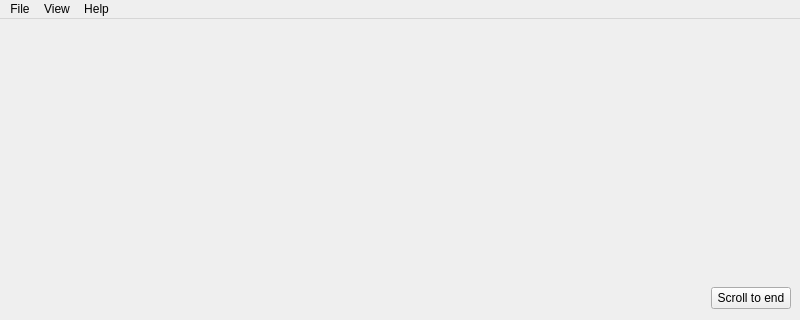
Before: the Qt Designer form mainwindow.ui in arjunak234/yeTTY, drawn with Qt 5; both pictures show x 0 to 800 and y 0 to 320 of the 800 by 600 pixel window.
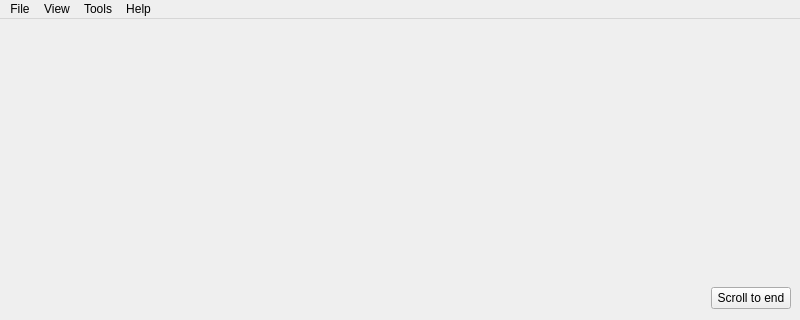
After: the same form once the commit is applied.

Diff of the .ui file:
```diff
--- a/mainwindow.ui
+++ b/mainwindow.ui
@@ -80,8 +80,15 @@
     </property>
     <addaction name="actionAbout"/>
    </widget>
+   <widget class="QMenu" name="menuTools">
+    <property name="title">
+     <string>Tools</string>
+    </property>
+    <addaction name="actionTrigger"/>
+   </widget>
    <addaction name="menuFile"/>
    <addaction name="menuEdit"/>
+   <addaction name="menuTools"/>
    <addaction name="menuHelp"/>
   </widget>
   <widget class="QStatusBar" name="statusbar"/>
```
Left out of the diff: 5 changed lines with no effect on the pictures.
